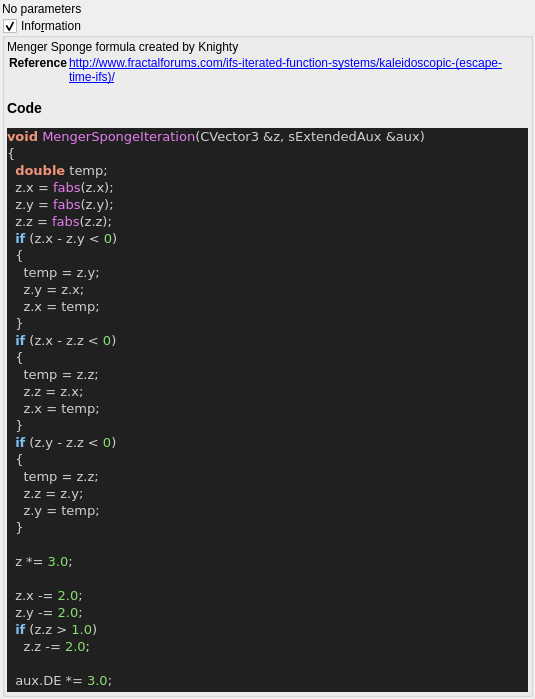
Before: the Qt Designer form mandelbulber2/qt_data/fractal_menger_sponge.ui in buddhi1980/mandelbulber2, drawn with Qt 5.
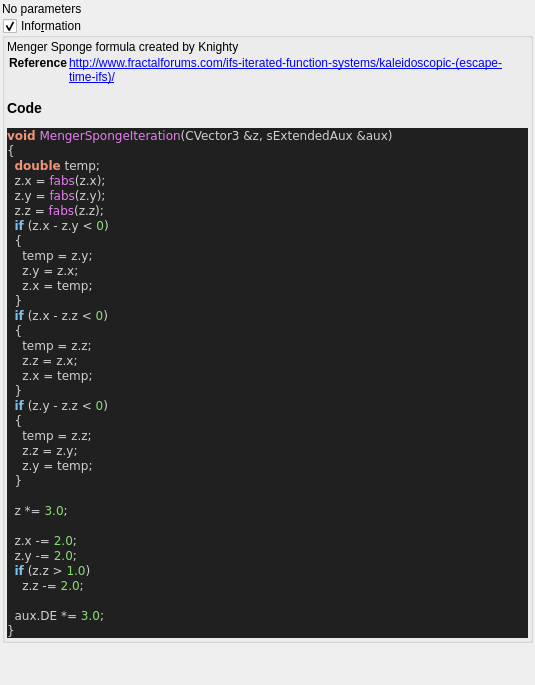
After: the same form once the commit is applied. Custom widgets are drawn as their Qt base class.

Patch:
```diff
--- a/mandelbulber2/qt_data/fractal_menger_sponge.ui
+++ b/mandelbulber2/qt_data/fractal_menger_sponge.ui
@@ -77,7 +77,7 @@
 &lt;title&gt;Source file&lt;/title&gt;
 &lt;/head&gt;
 &lt;body style=&quot;background-color:#202020&quot;&gt;
-&lt;pre style=&quot;color:#d0d0d0; background-color:#202020; font-size:10pt; font-family:'Courier New';&quot;&gt;&lt;span style=&quot;color:#f09479; font-weight:bold&quot;&gt;void&lt;/span&gt; &lt;span style=&quot;color:#e47eed&quot;&gt;MengerSpongeIteration&lt;/span&gt;&lt;span style=&quot;color:#d0d0d0&quot;&gt;(&lt;/span&gt;CVector3 &lt;span style=&quot;color:#d0d0d0&quot;&gt;&amp;amp;&lt;/span&gt;z&lt;span style=&quot;color:#d0d0d0&quot;&gt;,&lt;/span&gt; sExtendedAux &lt;span style=&quot;color:#d0d0d0&quot;&gt;&amp;amp;&lt;/span&gt;aux&lt;span style=&quot;color:#d0d0d0&quot;&gt;)&lt;/span&gt;
+&lt;pre style=&quot;color:#d0d0d0; background-color:#202020;  font-family:'Courier New';&quot;&gt;&lt;span style=&quot;color:#f09479; font-weight:bold&quot;&gt;void&lt;/span&gt; &lt;span style=&quot;color:#e47eed&quot;&gt;MengerSpongeIteration&lt;/span&gt;&lt;span style=&quot;color:#d0d0d0&quot;&gt;(&lt;/span&gt;CVector3 &lt;span style=&quot;color:#d0d0d0&quot;&gt;&amp;amp;&lt;/span&gt;z&lt;span style=&quot;color:#d0d0d0&quot;&gt;,&lt;/span&gt; sExtendedAux &lt;span style=&quot;color:#d0d0d0&quot;&gt;&amp;amp;&lt;/span&gt;aux&lt;span style=&quot;color:#d0d0d0&quot;&gt;)&lt;/span&gt;
 &lt;span style=&quot;color:#d0d0d0&quot;&gt;{&lt;/span&gt;
   &lt;span style=&quot;color:#f09479; font-weight:bold&quot;&gt;double&lt;/span&gt; temp&lt;span style=&quot;color:#d0d0d0&quot;&gt;;&lt;/span&gt;
   z&lt;span style=&quot;color:#d0d0d0&quot;&gt;.&lt;/span&gt;x &lt;span style=&quot;color:#d0d0d0&quot;&gt;=&lt;/span&gt; &lt;span style=&quot;color:#e47eed&quot;&gt;fabs&lt;/span&gt;&lt;span style=&quot;color:#d0d0d0&quot;&gt;(&lt;/span&gt;z&lt;span style=&quot;color:#d0d0d0&quot;&gt;.&lt;/span&gt;x&lt;span style=&quot;color:#d0d0d0&quot;&gt;);&lt;/span&gt;
```
